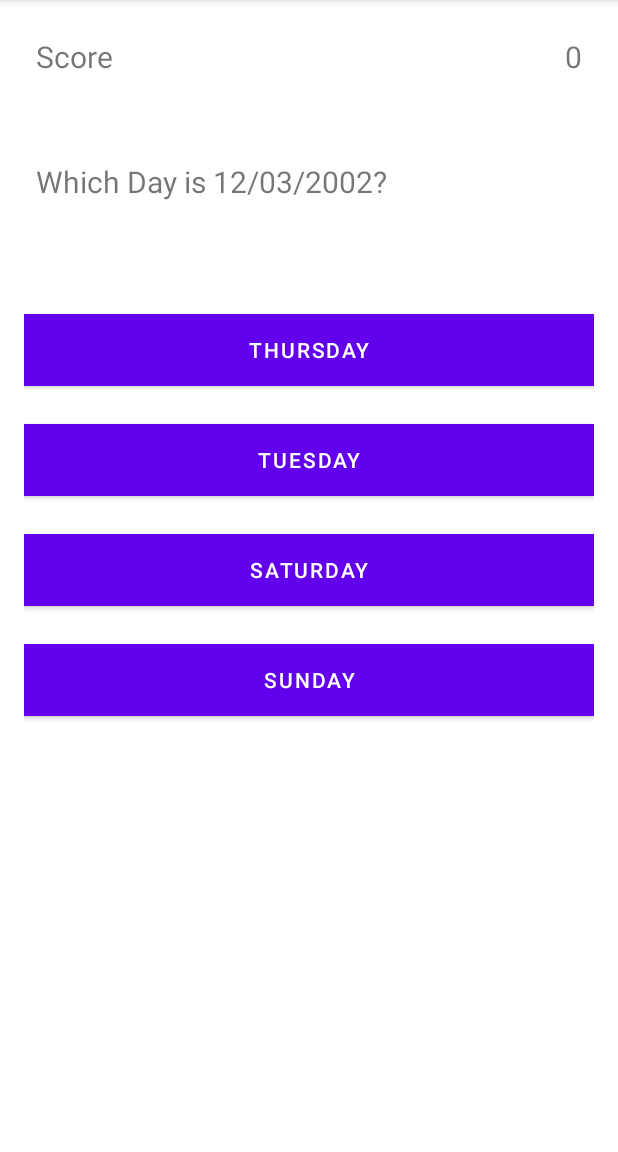
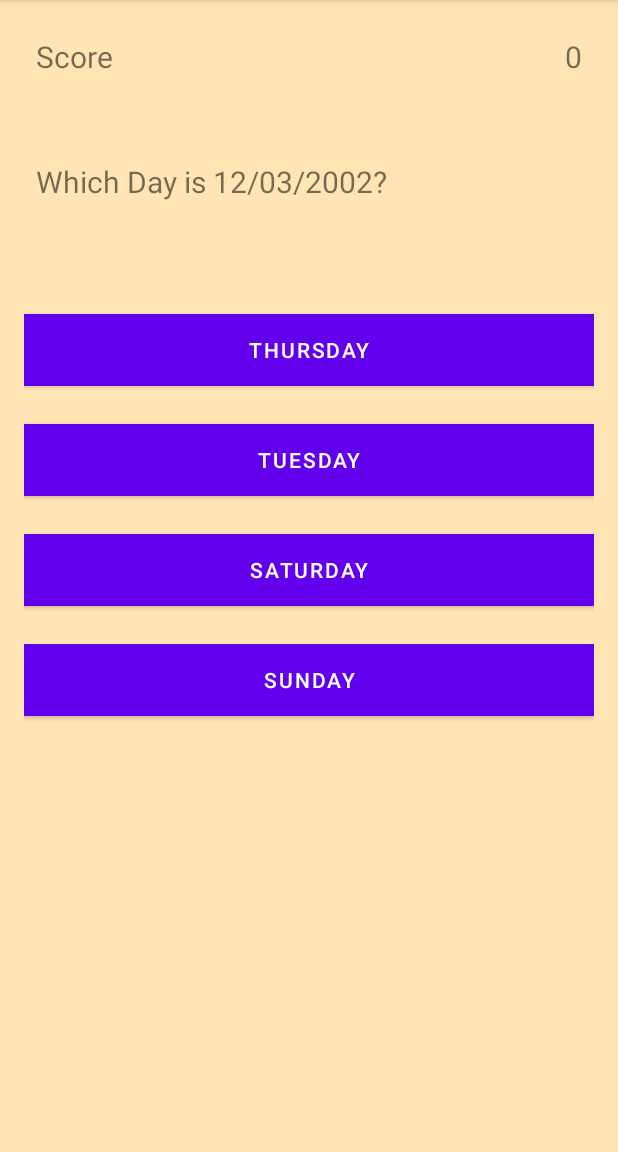
Before and after one commit to rohitrao11/AppDevTask1, an Android app: the screen it shows after launch (MainActivity), on a phone screen of 412 x 824 dp, the part 84-1236 px from its top. Run offline under Robolectric (Android 15) with nearby library versions, the phone set to English and light mode, and no system bars.

Commit message:
Guess the Day

```diff
--- a/app/src/main/res/layout/activity_main.xml
+++ b/app/src/main/res/layout/activity_main.xml
@@ -10,6 +10,7 @@
     android:paddingRight="16dp"
     android:paddingTop="16dp"
     android:orientation="vertical"
+    android:background="#ffe5b4"
     tools:context=".MainActivity">
 
     <RelativeLayout
--- a/app/src/main/res/layout/roll_layout.xml
+++ b/app/src/main/res/layout/roll_layout.xml
@@ -2,6 +2,7 @@
 <LinearLayout
     xmlns:android="http://schemas.android.com/apk/res/android"
     android:layout_width="match_parent"
+    android:background="#dc143c"
     android:layout_height="match_parent">
     <ImageView
         android:layout_width="match_parent"
--- a/app/src/main/res/layout/score_layout.xml
+++ b/app/src/main/res/layout/score_layout.xml
@@ -4,7 +4,8 @@
     xmlns:tools="http://schemas.android.com/tools"
     android:orientation="vertical"
     android:layout_width="match_parent"
-    android:layout_height="match_parent">
+    android:layout_height="match_parent"
+    android:background="#a89c94fe">
     <RelativeLayout
         android:layout_width="match_parent"
         android:layout_height="wrap_content"
```
